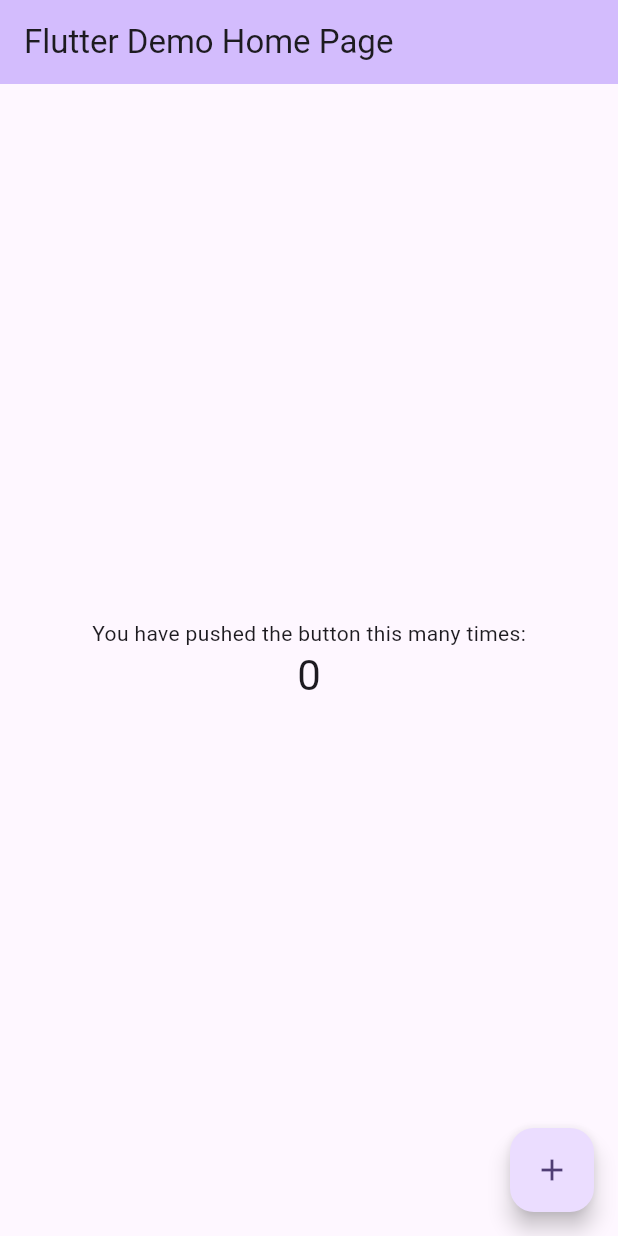
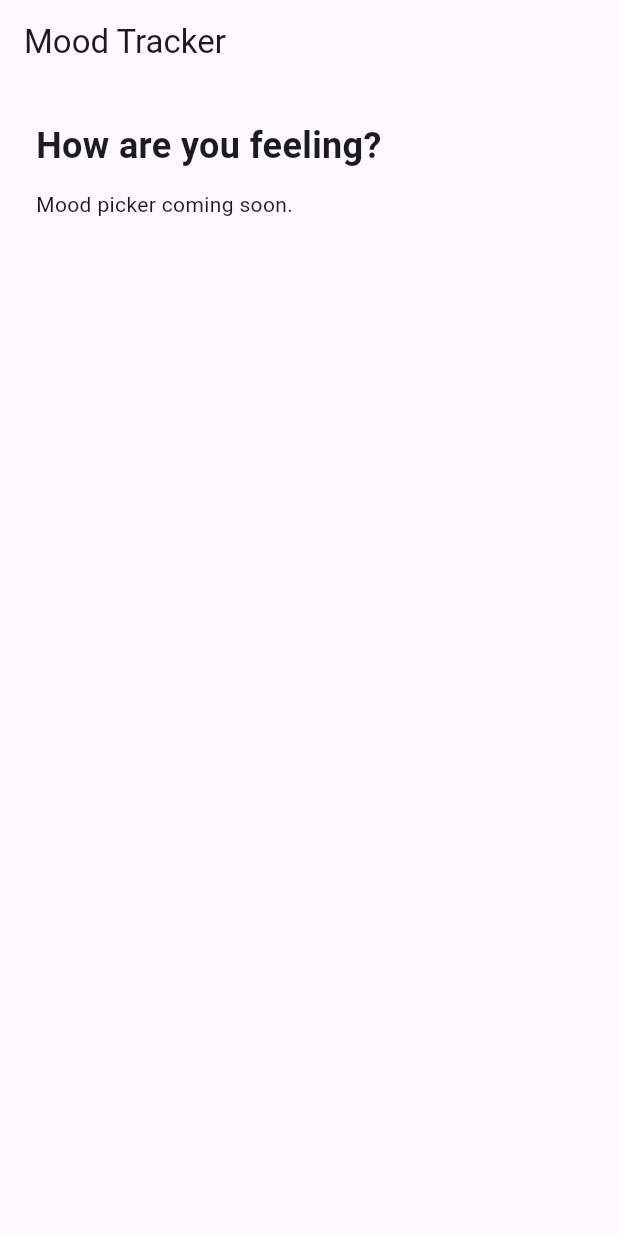
Before and after one commit to therealkirko/mood-tracker, a Flutter app: the screen it shows after launch, on a phone screen of 412 x 824 dp. Run offline on Flutter 3.47's test engine with Material 3 defaults, Android fonts, the phone set to English and light mode, and no system bars; our stand-ins replace google_fonts.

Commit message:
Added home screen

```diff
--- a/lib/main.dart
+++ b/lib/main.dart
@@ -1,122 +1,24 @@
 import 'package:flutter/material.dart';
+import 'package:mood/screens/index.dart';
+import 'package:google_fonts/google_fonts.dart';
 
 void main() {
-  runApp(const MyApp());
+  runApp(const MoodTrackerApp());
 }
 
-class MyApp extends StatelessWidget {
-  const MyApp({super.key});
+class MoodTrackerApp extends StatelessWidget {
+  const MoodTrackerApp({super.key});
 
   // This widget is the root of your application.
   @override
   Widget build(BuildContext context) {
     return MaterialApp(
-      title: 'Flutter Demo',
+      title: 'Mood Tracker',
+      debugShowCheckedModeBanner: false,
       theme: ThemeData(
-        // This is the theme of your application.
-        //
-        // TRY THIS: Try running your application with "flutter run". You'll see
-        // the application has a purple toolbar. Then, without quitting the app,
-        // try changing the seedColor in the colorScheme below to Colors.green
-        // and then invoke "hot reload" (save your changes or press the "hot
-        // reload" button in a Flutter-supported IDE, or press "r" if you used
-        // the command line to start the app).
-        //
-        // Notice that the counter didn't reset back to zero; the application
-        // state is not lost during the reload. To reset the state, use hot
-        // restart instead.
-        //
-        // This works for code too, not just values: Most code changes can be
-        // tested with just a hot reload.
-        colorScheme: .fromSeed(seedColor: Colors.deepPurple),
+        useMaterial3: true,
       ),
-      home: const MyHomePage(title: 'Flutter Demo Home Page'),
+      home: const HomeScreen(),
     );
   }
 }
-
-class MyHomePage extends StatefulWidget {
-  const MyHomePage({super.key, required this.title});
-
-  // This widget is the home page of your application. It is stateful, meaning
-  // that it has a State object (defined below) that contains fields that affect
-  // how it looks.
-
-  // This class is the configuration for the state. It holds the values (in this
-  // case the title) provided by the parent (in this case the App widget) and
-  // used by the build method of the State. Fields in a Widget subclass are
-  // always marked "final".
-
-  final String title;
-
-  @override
-  State<MyHomePage> createState() => _MyHomePageState();
-}
-
-class _MyHomePageState extends State<MyHomePage> {
-  int _counter = 0;
-
-  void _incrementCounter() {
-    setState(() {
-      // This call to setState tells the Flutter framework that something has
-      // changed in this State, which causes it to rerun the build method below
-      // so that the display can reflect the updated values. If we changed
-      // _counter without calling setState(), then the build method would not be
-      // called again, and so nothing would appear to happen.
-      _counter++;
-    });
-  }
-
-  @override
-  Widget build(BuildContext context) {
-    // This method is rerun every time setState is called, for instance as done
-    // by the _incrementCounter method above.
-    //
-    // The Flutter framework has been optimized to make rerunning build methods
-    // fast, so that you can just rebuild anything that needs updating rather
-    // than having to individually change instances of widgets.
-    return Scaffold(
-      appBar: AppBar(
-        // TRY THIS: Try changing the color here to a specific color (to
-        // Colors.amber, perhaps?) and trigger a hot reload to see the AppBar
-        // change color while the other colors stay the same.
-        backgroundColor: Theme.of(context).colorScheme.inversePrimary,
-        // Here we take the value from the MyHomePage object that was created by
-        // the App.build method, and use it to set our appbar title.
-        title: Text(widget.title),
-      ),
-      body: Center(
-        // Center is a layout widget. It takes a single child and positions it
-        // in the middle of the parent.
-        child: Column(
-          // Column is also a layout widget. It takes a list of children and
-          // arranges them vertically. By default, it sizes itself to fit its
-          // children horizontally, and tries to be as tall as its parent.
-          //
-          // Column has various properties to control how it sizes itself and
-          // how it positions its children. Here we use mainAxisAlignment to
-          // center the children vertically; the main axis here is the vertical
-          // axis because Columns are vertical (the cross axis would be
-          // horizontal).
-          //
-          // TRY THIS: Invoke "debug painting" (choose the "Toggle Debug Paint"
-          // action in the IDE, or press "p" in the console), to see the
-          // wireframe for each widget.
-          mainAxisAlignment: .center,
-          children: [
-            const Text('You have pushed the button this many times:'),
-            Text(
-              '$_counter',
-              style: Theme.of(context).textTheme.headlineMedium,
-            ),
-          ],
-        ),
-      ),
-      floatingActionButton: FloatingActionButton(
-        onPressed: _incrementCounter,
-        tooltip: 'Increment',
-        child: const Icon(Icons.add),
-      ),
-    );
-  }
-}
--- /dev/null
+++ b/lib/screens/index.dart
@@ -0,0 +1,31 @@
+import 'package:flutter/material.dart';
+
+class HomeScreen extends StatefulWidget {
+  const HomeScreen({super.key});
+
+  @override
+  State<HomeScreen> createState() => _HomeScreenState();
+}
+
+class _HomeScreenState extends State<HomeScreen> {
+  @override
+  Widget build(BuildContext context) {
+    return Scaffold(
+      appBar: AppBar(title: const Text('Mood Tracker')),
+      body: const Padding(
+        padding: EdgeInsets.all(24),
+        child: Column(
+          crossAxisAlignment: CrossAxisAlignment.start,
+          children: [
+            Text(
+              'How are you feeling?',
+              style: TextStyle(fontSize: 24, fontWeight: FontWeight.bold),
+            ),
+            SizedBox(height: 12),
+            Text('Mood picker coming soon.'),
+          ],
+        ),
+      ),
+    );
+  }
+}
--- a/pubspec.yaml
+++ b/pubspec.yaml
@@ -34,6 +34,7 @@ dependencies:
   # The following adds the Cupertino Icons font to your application.
   # Use with the CupertinoIcons class for iOS style icons.
   cupertino_icons: ^1.0.8
+  google_fonts: ^8.1.0
 
 dev_dependencies:
   flutter_test:
```
Also changed, not shown: pubspec.lock, 8 other files.
